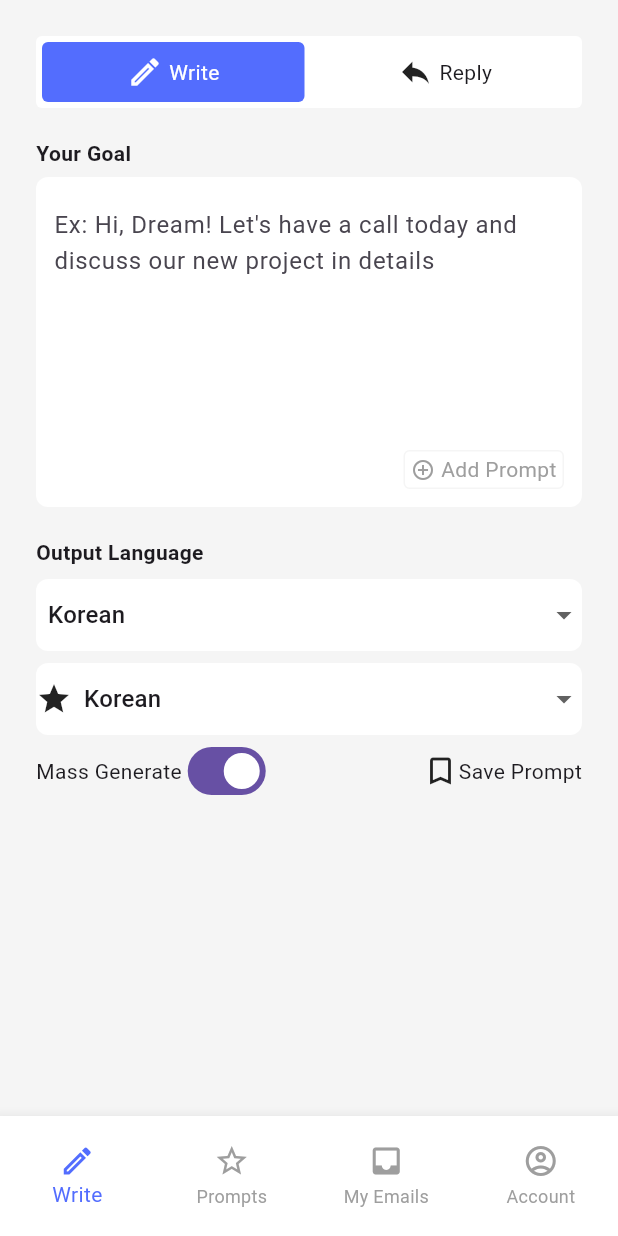
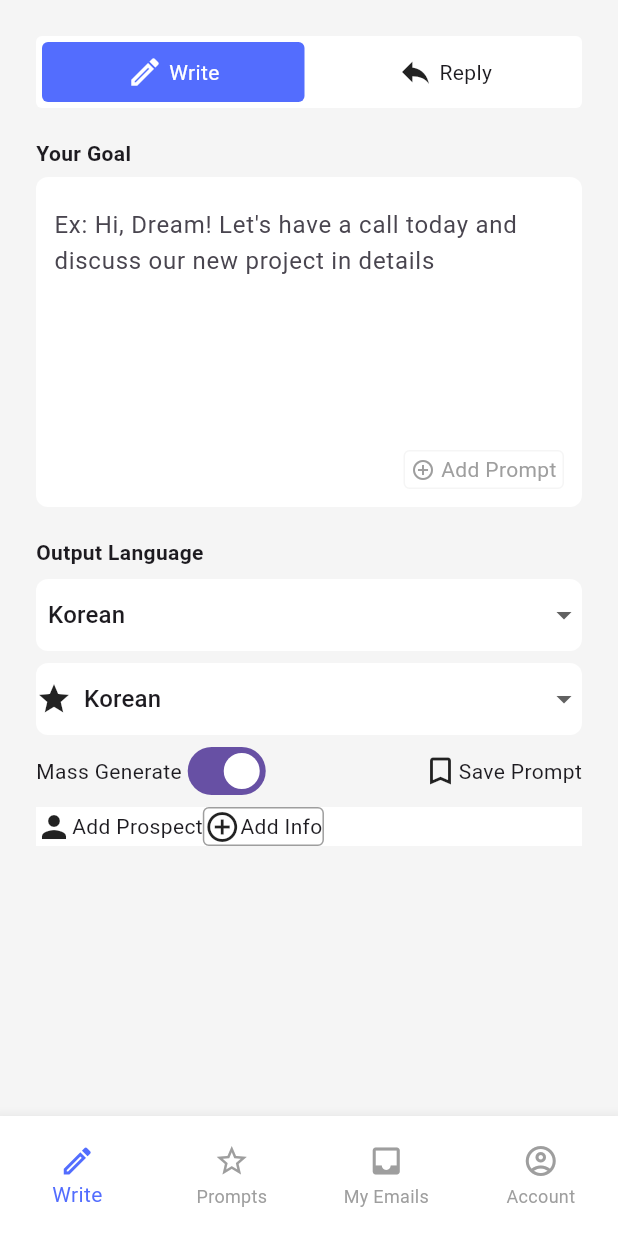
Before and after one commit to JAICHANGPARK/flutter_notebook_chapter_39, a Flutter app: the DraftBotHomePage screen opened directly, on a phone screen of 412 x 824 dp. Run offline on Flutter 3.47's test engine with Material 3 defaults, Android fonts, the phone set to English and light mode, and no system bars; our stand-ins replace gap.

Commit message:
Update draft_bot_home_page.dart

```diff
--- a/lib/ep1959_draft_bot_app/views/draft_bot_home_page.dart
+++ b/lib/ep1959_draft_bot_app/views/draft_bot_home_page.dart
@@ -241,6 +241,28 @@ class _DraftBotHomePageState extends State<DraftBotHomePage> {
                 decoration: BoxDecoration(
                   color: Colors.white,
                 ),
+                child: Row(
+                  children: [
+                    Icon(Icons.person),
+                    Text("Add Prospect"),
+                    Container(
+                      decoration: BoxDecoration(
+                        border: Border.all(
+                          color: Colors.grey,
+                        ),
+                        borderRadius: BorderRadius.circular(4),
+                      ),
+                      child: Row(
+                        children: [
+                          Icon(
+                            Icons.add_circle_outline,
+                          ),
+                          Text("Add Info")
+                        ],
+                      ),
+                    )
+                  ],
+                ),
               )
             ],
           ),
```
